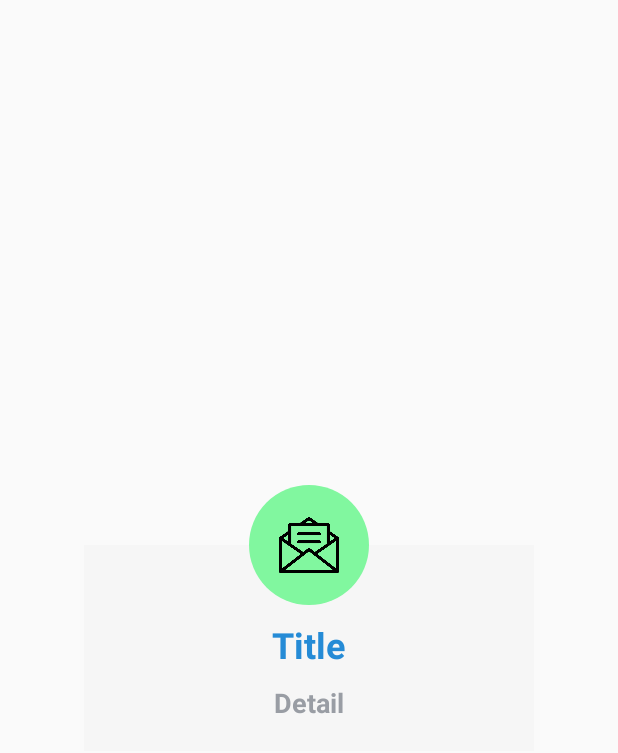
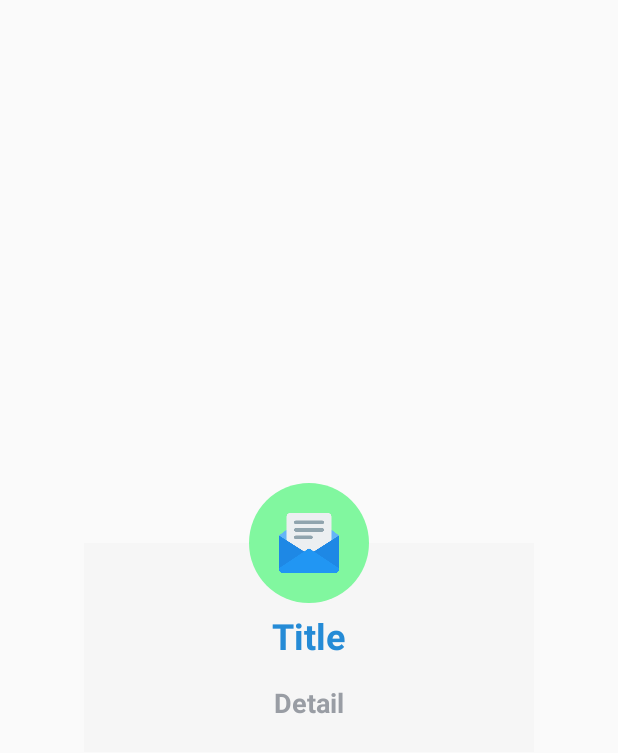
Before and after one commit to PalacioAF/Android-sysacad, an Android app: the layout activity_notif_item_detail.xml on its own in the app's theme, with its tools: preview values and no code run, on a phone screen of 412 x 824 dp. Shown: the top 753 px of the screen. Run offline under Robolectric (Android 15) with nearby library versions, the phone set to English and light mode, and no system bars.

Commit message:
Notificaciones-Post-popup

```diff
--- a/app/src/main/java/com/zero/act_notif/NotifActivity.java
+++ b/app/src/main/java/com/zero/act_notif/NotifActivity.java
@@ -99,9 +99,9 @@ public class NotifActivity extends AppCompatActivity {
                                 ,objeto.getFechaActivacion(),objeto.getEstado(),objeto.getIdEstudiante()));
                         Log.i("Prueba Rest", objetoConsola.toJson(objeto.getTitulo()).toString());
                     }
-                    adapter = new NotifAdapter(getApplicationContext(), mdata);
+                    adapter = new NotifAdapter(NotifActivity.this, mdata);
                     recyclerView.setAdapter(adapter);
-                    recyclerView.setLayoutManager(new LinearLayoutManager(getApplicationContext()));
+                    recyclerView.setLayoutManager(new LinearLayoutManager(NotifActivity.this));
                     progressBar.setVisibility(View.INVISIBLE);
                 } else if (response.code() == 401){
                     progressBar.setVisibility(View.INVISIBLE);
--- a/app/src/main/java/com/zero/retrofit/ApiRest.java
+++ b/app/src/main/java/com/zero/retrofit/ApiRest.java
@@ -1,5 +1,7 @@
 package com.zero.retrofit;
 
+import com.zero.Request.RequestPostNotificacion;
+import com.zero.model.Notificacion;
 import com.zero.response.ResponseGetCorrelatividadCursado;
 import com.zero.response.ResponseGetCorrelatividadRendir;
 import com.zero.response.ResponseGetCursado;
@@ -10,8 +12,10 @@ import com.zero.response.ResponseGetMateriasPlan;
 import com.zero.response.ResponseGetNotificacion;
 
 import retrofit2.Call;
+import retrofit2.http.Body;
 import retrofit2.http.GET;
 import retrofit2.http.Header;
+import retrofit2.http.POST;
 import retrofit2.http.Path;
 
 public interface ApiRest {
@@ -32,4 +36,6 @@ public interface ApiRest {
     Call<ResponseGetCorrelatividadRendir> GetCorrelatividadRendir(@Header("Authorization") String token, @Path("id") String id);
     @GET("notificacion/{id}")
     Call<ResponseGetNotificacion> GetNotificacion(@Header("Authorization") String token, @Path("id") String id);
+    @POST("notificacion")
+    Call<RequestPostNotificacion> AddNotificacion(@Body Notificacion notificacion);
 }
--- a/app/src/main/java/com/zero/retrofit/Utilities.java
+++ b/app/src/main/java/com/zero/retrofit/Utilities.java
@@ -1,7 +1,7 @@
 package com.zero.retrofit;
 
 public class Utilities {
-    public static final String BASE_URL = "http://192.168.1.7:3000/";
+    public static final String BASE_URL = "http://192.168.1.2:3000/";
 
     public static ApiRest getAPIService(){
         return RetrofitClient.getCliente(BASE_URL).create(ApiRest.class);
--- a/app/src/main/res/layout/activity_notif_item_detail.xml
+++ b/app/src/main/res/layout/activity_notif_item_detail.xml
@@ -21,19 +21,31 @@
             android:textColor="@color/title_text_color"
             android:textStyle="bold"
             android:textSize="24sp"
-            android:layout_marginTop="50dp"
+            android:paddingLeft="15dp"
+            android:paddingRight="15dp"
+            android:gravity="center"
+            android:layout_marginTop="45dp"
             />
+
         <TextView
             android:id="@+id/notif_popup_txt_detail"
             android:layout_width="wrap_content"
             android:layout_height="wrap_content"
+            android:layout_marginBottom="10dp"
+            android:layout_marginTop="5dp"
+            android:fadeScrollbars="false"
+            android:fadingEdge="vertical"
+            android:gravity="center"
+            android:maxLines="6"
+            android:minLines="2"
+            android:paddingLeft="20dp"
+            android:paddingRight="20dp"
+            android:scrollbarStyle="insideOverlay"
+            android:scrollbars="vertical"
             android:text="Detail"
-            android:gravity="center"
             android:textColor="@color/content_text_color"
-            android:textStyle="bold"
             android:textSize="18sp"
-            android:layout_marginTop="10dp"
-            android:layout_marginBottom="20dp"/>
+            android:textStyle="bold" />
 
     </LinearLayout>
 
```
Also changed, not shown: app/src/main/java/com/zero/Request/RequestPostNotificacion.java (added, +33 -0 lines), app/src/main/java/com/zero/act_notif/NotifAdapter.java (+28 -1 lines), app/src/main/java/com/zero/servicio/NotificationService.java (+31 -1 lines), app/src/main/res/layout/activity_notif_item.xml (+12 -0 lines), app/src/main/res/drawable-v24/notf_mail_new.png, app/src/main/res/drawable-v24/notf_mail_open.png.
